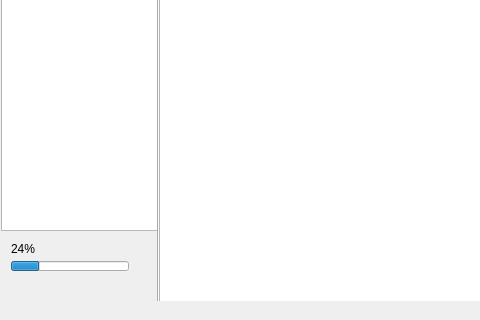
The window that mainWindow.ui (lisongqian/netDiskClient) describes before a commit, drawn with Qt 5; both pictures show x 0 to 480 and y 280 to 600 of the 800 by 600 pixel window.
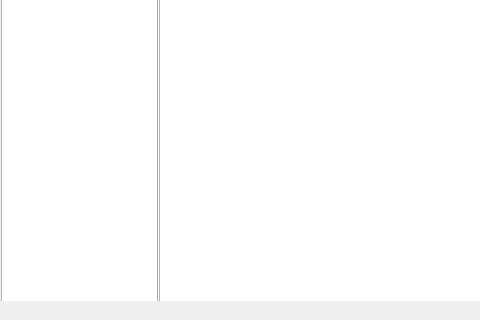
The same window after the commit. Icons and pictures are not drawn.

Patch:
```diff
--- a/mainWindow.ui
+++ b/mainWindow.ui
@@ -88,7 +88,7 @@
        <x>0</x>
        <y>40</y>
        <width>160</width>
-       <height>470</height>
+       <height>541</height>
       </rect>
      </property>
      <property name="autoFillBackground">
@@ -135,41 +135,6 @@
       </property>
      </item>
     </widget>
-    <widget class="QProgressBar" name="progressBar">
-     <property name="geometry">
-      <rect>
-       <x>10</x>
-       <y>540</y>
-       <width>118</width>
-       <height>10</height>
-      </rect>
-     </property>
-     <property name="value">
-      <number>24</number>
-     </property>
-     <property name="textVisible">
-      <bool>false</bool>
-     </property>
-     <property name="orientation">
-      <enum>Qt::Horizontal</enum>
-     </property>
-     <property name="textDirection">
-      <enum>QProgressBar::BottomToTop</enum>
-     </property>
-    </widget>
-    <widget class="QLabel" name="label_2">
-     <property name="geometry">
-      <rect>
-       <x>10</x>
-       <y>520</y>
-       <width>53</width>
-       <height>16</height>
-      </rect>
-     </property>
-     <property name="text">
-      <string>24%</string>
-     </property>
-    </widget>
    </widget>
    <widget class="QTabWidget" name="tabWidget">
     <property name="geometry">
```
